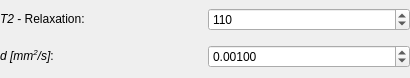
First picture: the form in Plugins/org.mitk.gui.qt.diffusionimaging/src/QmitkStickModelParametersWidgetControls.ui, repository MITK/MITK, before the edit.
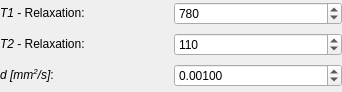
Second picture: the form after the edit.

Commit message: added basic T1 support. todo: update parameter saving and loading. adapt sequence?

The edit to the form file:
```diff
--- a/Plugins/org.mitk.gui.qt.diffusionimaging/src/QmitkStickModelParametersWidgetControls.ui
+++ b/Plugins/org.mitk.gui.qt.diffusionimaging/src/QmitkStickModelParametersWidgetControls.ui
@@ -6,8 +6,8 @@
    <rect>
     <x>0</x>
     <y>0</y>
-    <width>410</width>
-    <height>78</height>
+    <width>342</width>
+    <height>92</height>
    </rect>
   </property>
   <property name="sizePolicy">
@@ -32,34 +32,7 @@
    <property name="bottomMargin">
     <number>0</number>
    </property>
-   <item row="1" column="0">
-    <widget class="QLabel" name="label">
-     <property name="text">
-      <string>&lt;html&gt;&lt;head/&gt;&lt;body&gt;&lt;p&gt;&lt;span style=&quot; font-style:italic;&quot;&gt;d [mm&lt;/span&gt;&lt;span style=&quot; font-style:italic; vertical-align:super;&quot;&gt;2&lt;/span&gt;&lt;span style=&quot; font-style:italic;&quot;&gt;/s]&lt;/span&gt;:&lt;/p&gt;&lt;/body&gt;&lt;/html&gt;</string>
-     </property>
-    </widget>
-   </item>
-   <item row="0" column="0">
-    <widget class="QLabel" name="label_5">
-     <property name="text">
-      <string>&lt;html&gt;&lt;head/&gt;&lt;body&gt;&lt;p&gt;&lt;span style=&quot; font-style:italic;&quot;&gt;T2&lt;/span&gt; - Relaxation:&lt;/p&gt;&lt;/body&gt;&lt;/html&gt;</string>
-     </property>
-    </widget>
-   </item>
-   <item row="0" column="1">
-    <widget class="QSpinBox" name="m_T2box">
-     <property name="toolTip">
-      <string>T2 relaxation time of this compartment (in milliseconds).</string>
-     </property>
-     <property name="maximum">
-      <number>10000</number>
-     </property>
-     <property name="value">
-      <number>110</number>
-     </property>
-    </widget>
-   </item>
-   <item row="1" column="1">
+   <item row="2" column="1">
     <widget class="QDoubleSpinBox" name="m_D1box">
      <property name="toolTip">
       <string>Diffusivity along stick.</string>
@@ -78,6 +51,53 @@
      </property>
     </widget>
    </item>
+   <item row="1" column="1">
+    <widget class="QSpinBox" name="m_T2box">
+     <property name="toolTip">
+      <string>T2 relaxation time of this compartment (in milliseconds).</string>
+     </property>
+     <property name="maximum">
+      <number>999999999</number>
+     </property>
+     <property name="value">
+      <number>110</number>
+     </property>
+    </widget>
+   </item>
+   <item row="1" column="0">
+    <widget class="QLabel" name="label_5">
+     <property name="text">
+      <string>&lt;html&gt;&lt;head/&gt;&lt;body&gt;&lt;p&gt;&lt;span style=&quot; font-style:italic;&quot;&gt;T2&lt;/span&gt; - Relaxation:&lt;/p&gt;&lt;/body&gt;&lt;/html&gt;</string>
+     </property>
+    </widget>
+   </item>
+   <item row="2" column="0">
+    <widget class="QLabel" name="label">
+     <property name="text">
+      <string>&lt;html&gt;&lt;head/&gt;&lt;body&gt;&lt;p&gt;&lt;span style=&quot; font-style:italic;&quot;&gt;d [mm&lt;/span&gt;&lt;span style=&quot; font-style:italic; vertical-align:super;&quot;&gt;2&lt;/span&gt;&lt;span style=&quot; font-style:italic;&quot;&gt;/s]&lt;/span&gt;:&lt;/p&gt;&lt;/body&gt;&lt;/html&gt;</string>
+     </property>
+    </widget>
+   </item>
+   <item row="0" column="0">
+    <widget class="QLabel" name="label_6">
+     <property name="text">
+      <string>&lt;html&gt;&lt;head/&gt;&lt;body&gt;&lt;p&gt;&lt;span style=&quot; font-style:italic;&quot;&gt;T1 &lt;/span&gt;- Relaxation:&lt;/p&gt;&lt;/body&gt;&lt;/html&gt;</string>
+     </property>
+    </widget>
+   </item>
+   <item row="0" column="1">
+    <widget class="QSpinBox" name="m_T1box">
+     <property name="toolTip">
+      <string>T1 relaxation time of this compartment (in milliseconds).</string>
+     </property>
+     <property name="maximum">
+      <number>999999999</number>
+     </property>
+     <property name="value">
+      <number>780</number>
+     </property>
+    </widget>
+   </item>
   </layout>
  </widget>
  <tabstops>
```
The commit also changes 18 other files.
